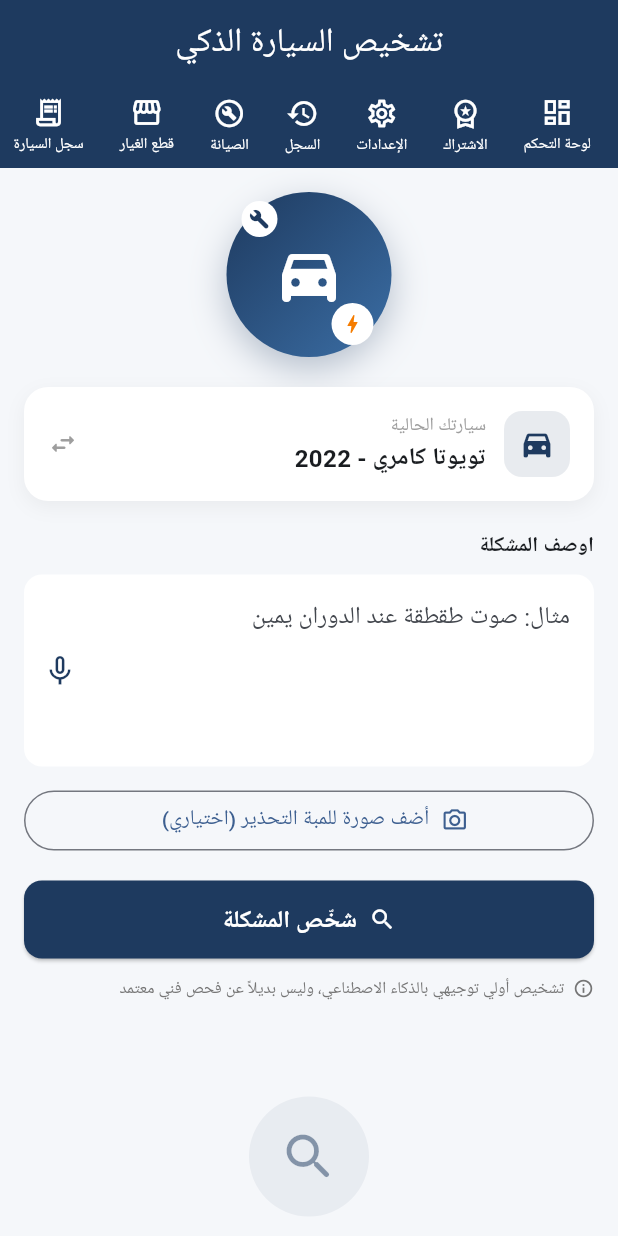
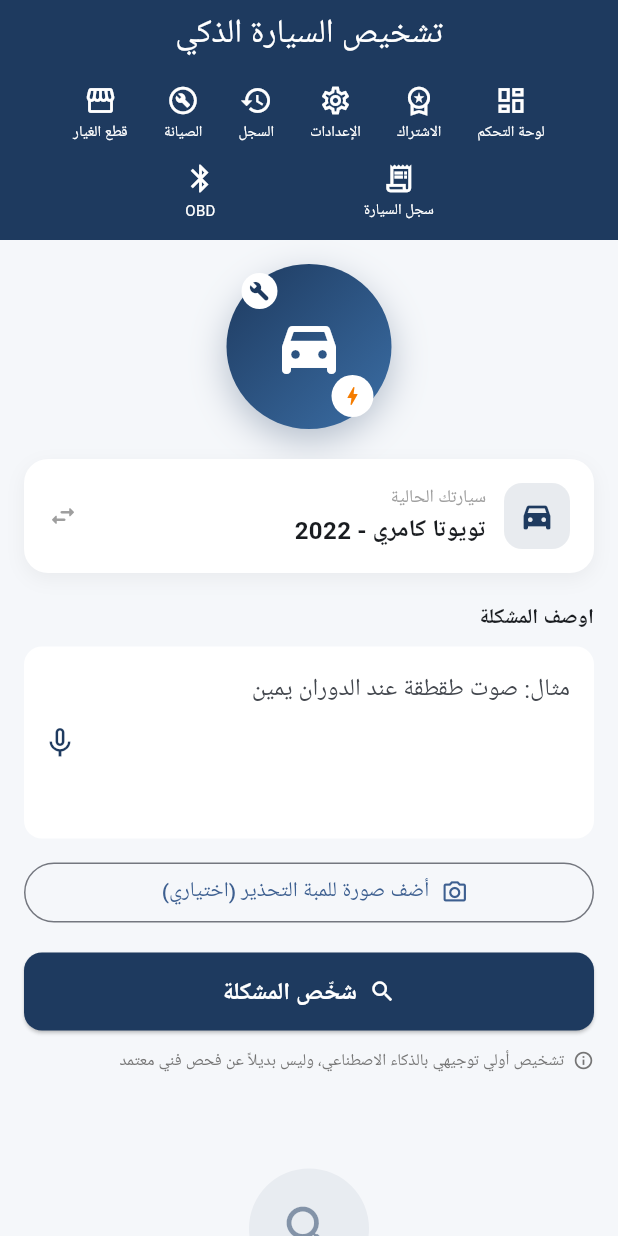
Before and after one commit to Yassir-9/smart-car-check, a Flutter app: the screen it shows once a user with an empty profile is signed in, on a phone screen of 412 x 824 dp. Run offline on Flutter 3.47's test engine with Material 3 defaults, Android fonts, the phone set to English and light mode, and no system bars; our stand-ins replace cloud_firestore, firebase_auth, firebase_core, flutter_local_notifications, image_picker, pdf and 5 more; missing offline and left inert: flutter_blue_classic; accounts and stored records are empty.

Commit message:
تحويل شريط التنقل لشبكة صفّين بدون تمرير

```diff
--- a/frontend/lib/screens/home_screen.dart
+++ b/frontend/lib/screens/home_screen.dart
@@ -374,16 +374,13 @@ class _HomeScreenState extends State<HomeScreen> {
             ),
           ],
           bottom: PreferredSize(
-            preferredSize: const Size.fromHeight(56),
+            preferredSize: const Size.fromHeight(104),
             child: Container(
               color: const Color(0xFF1E3A5F),
-              height: 56,
-              alignment: Alignment.center,
-              child: SingleChildScrollView(
-                scrollDirection: Axis.horizontal,
-                padding: const EdgeInsets.symmetric(horizontal: 6),
-                child: Row(
-                  children: [
+              padding: const EdgeInsets.symmetric(vertical: 6, horizontal: 4),
+              child: Wrap(
+                alignment: WrapAlignment.spaceEvenly,
+                children: [
                     _buildNavItem(
                       icon: Icons.dashboard_outlined,
                       label: 'لوحة التحكم',
@@ -472,8 +469,7 @@ class _HomeScreenState extends State<HomeScreen> {
                         );
                       },
                     ),
-                  ],
-                ),
+                ],
               ),
             ),
           ),
```
Also changed, not shown: 2 other files.
